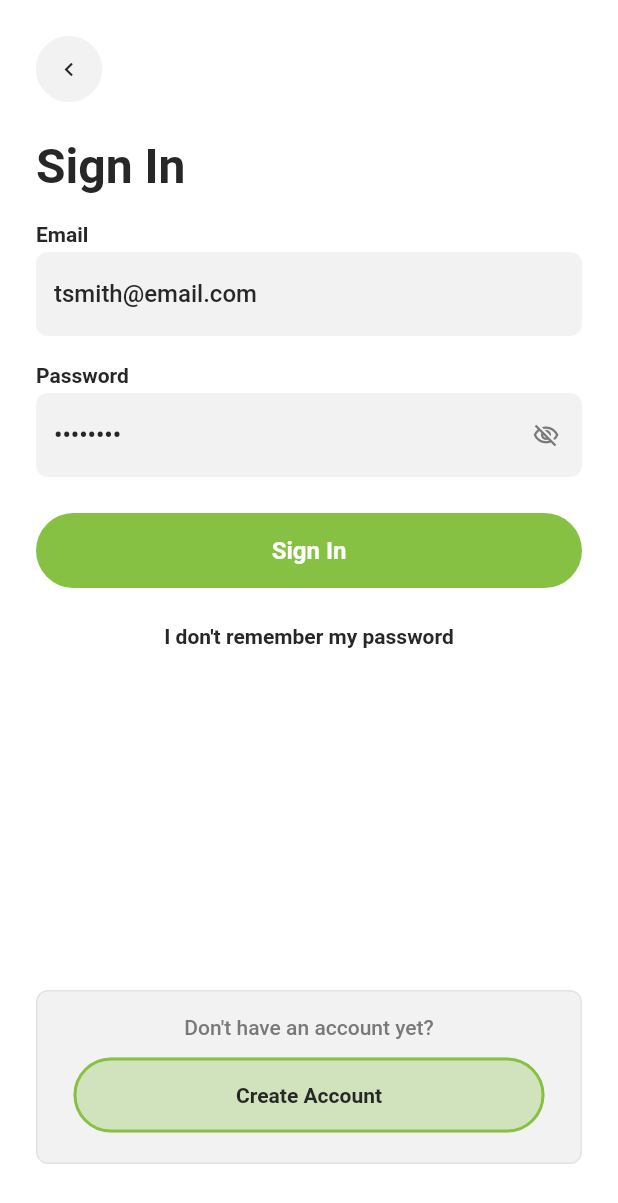
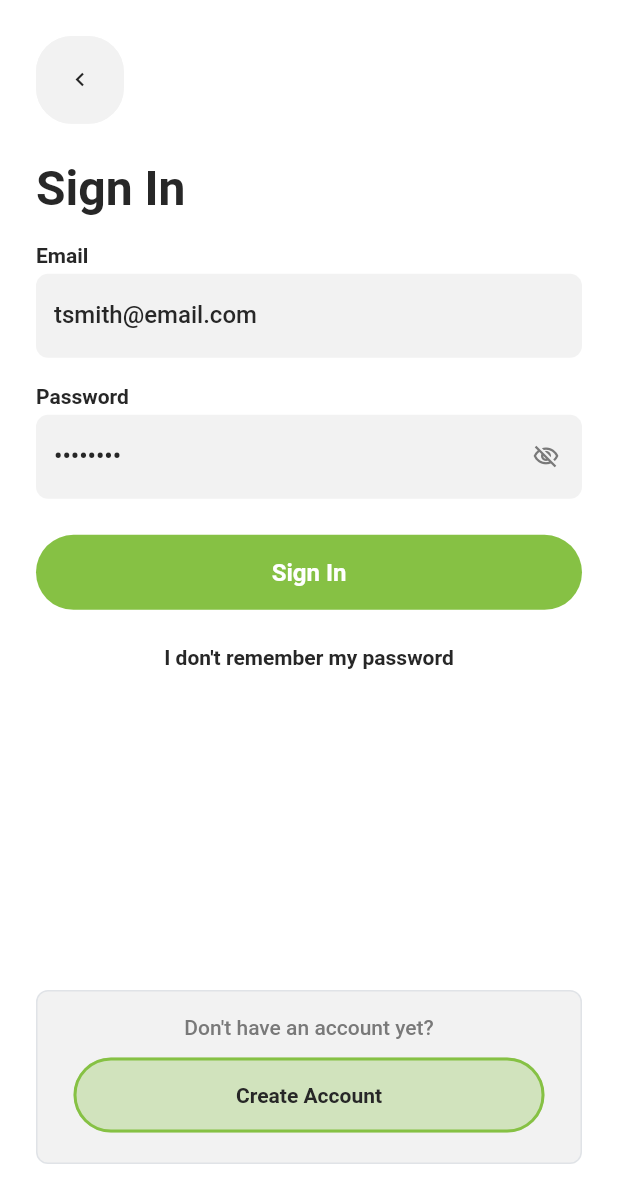
Before and after one commit to Supernova-45/EcoNomNom, a Flutter app: the screen it shows after launch, after a tap on an icon or button, on a phone screen of 412 x 824 dp. Shown: the top 1203 px of the screen. Run offline on Flutter 3.47's test engine with Material 3 defaults, Android fonts, the phone set to English and light mode, and no system bars; drawn by our look-alikes of auto_size_text; our stand-ins replace cloud_firestore, easy_debounce, file_picker, firebase_analytics, firebase_auth, firebase_core and 18 more; missing offline and left inert: json_path, mime_type; accounts and stored records are empty; network calls fail; Roboto replaces fonts that are missing (Ubuntu).

Commit message:
Updating to latest FlutterFlow output.

```diff
--- a/lib/components/custom_appbar_widget.dart
+++ b/lib/components/custom_appbar_widget.dart
@@ -68,7 +68,7 @@ class _CustomAppbarWidgetState extends State<CustomAppbarWidget> {
             borderColor: FlutterFlowTheme.of(context).secondaryBackground,
             borderRadius: 24.0,
             borderWidth: 1.0,
-            buttonSize: 44.0,
+            buttonSize: 58.58,
             fillColor: FlutterFlowTheme.of(context).secondaryBackground,
             icon: Icon(
               Icons.keyboard_arrow_left,
@@ -77,8 +77,9 @@ class _CustomAppbarWidgetState extends State<CustomAppbarWidget> {
             ),
             onPressed: () async {
               logFirebaseEvent('CUSTOM_APPBAR_keyboard_arrow_left_ICN_ON');
-              logFirebaseEvent('IconButton_navigate_back');
-              context.safePop();
+              logFirebaseEvent('IconButton_navigate_to');
+
+              context.pushNamed('Dashboard');
             },
           ),
         Row(
--- a/lib/pages/meals/upload_image/upload_image_widget.dart
+++ b/lib/pages/meals/upload_image/upload_image_widget.dart
@@ -71,12 +71,11 @@ class _UploadImageWidgetState extends State<UploadImageWidget> {
                           EdgeInsetsDirectional.fromSTEB(0.0, 20.0, 0.0, 10.0),
                       child: Text(
                         'What do you want to eat?',
+                        textAlign: TextAlign.center,
                         style:
                             FlutterFlowTheme.of(context).displaySmall.override(
                                   fontFamily: 'Ubuntu',
-                                  fontSize: 27.0,
                                   letterSpacing: 0.0,
-                                  fontWeight: FontWeight.bold,
                                 ),
                       ),
                     ),
@@ -195,7 +194,8 @@ class _UploadImageWidgetState extends State<UploadImageWidget> {
                                     height:
                                         MediaQuery.sizeOf(context).height * 0.9,
                                     decoration: BoxDecoration(
-                                      color: Color(0x33000000),
+                                      color: FlutterFlowTheme.of(context)
+                                          .alternate,
                                       borderRadius: BorderRadius.only(
                                         bottomLeft: Radius.circular(10.0),
                                         bottomRight: Radius.circular(10.0),
--- a/lib/pages/onboarding/splash/splash_model.dart
+++ b/lib/pages/onboarding/splash/splash_model.dart
@@ -1,11 +1,15 @@
+import '/flutter_flow/flutter_flow_animations.dart';
 import '/flutter_flow/flutter_flow_theme.dart';
 import '/flutter_flow/flutter_flow_util.dart';
 import '/flutter_flow/flutter_flow_widgets.dart';
+import 'dart:math';
 import 'dart:ui';
 import 'splash_widget.dart' show SplashWidget;
 import 'package:flutter/gestures.dart';
 import 'package:flutter/material.dart';
+import 'package:flutter/scheduler.dart';
 import 'package:flutter/services.dart';
+import 'package:flutter_animate/flutter_animate.dart';
 import 'package:google_fonts/google_fonts.dart';
 import 'package:provider/provider.dart';
 
--- a/lib/pages/onboarding/splash/splash_widget.dart
+++ b/lib/pages/onboarding/splash/splash_widget.dart
@@ -1,10 +1,14 @@
+import '/flutter_flow/flutter_flow_animations.dart';
 import '/flutter_flow/flutter_flow_theme.dart';
 import '/flutter_flow/flutter_flow_util.dart';
 import '/flutter_flow/flutter_flow_widgets.dart';
+import 'dart:math';
 import 'dart:ui';
 import 'package:flutter/gestures.dart';
 import 'package:flutter/material.dart';
+import 'package:flutter/scheduler.dart';
 import 'package:flutter/services.dart';
+import 'package:flutter_animate/flutter_animate.dart';
 import 'package:google_fonts/google_fonts.dart';
 import 'package:provider/provider.dart';
 import 'splash_model.dart';
@@ -17,10 +21,13 @@ class SplashWidget extends StatefulWidget {
   State<SplashWidget> createState() => _SplashWidgetState();
 }
 
-class _SplashWidgetState extends State<SplashWidget> {
+class _SplashWidgetState extends State<SplashWidget>
+    with TickerProviderStateMixin {
   late SplashModel _model;
 
   final scaffoldKey = GlobalKey<ScaffoldState>();
+
+  final animationsMap = <String, AnimationInfo>{};
 
   @override
   void initState() {
@@ -28,6 +35,21 @@ class _SplashWidgetState extends State<SplashWidget> {
     _model = createModel(context, () => SplashModel());
 
     logFirebaseEvent('screen_view', parameters: {'screen_name': 'Splash'});
+    animationsMap.addAll({
+      'imageOnPageLoadAnimation': AnimationInfo(
+        trigger: AnimationTrigger.onPageLoad,
+        effectsBuilder: () => [
+          ScaleEffect(
+            curve: Curves.easeIn,
+            delay: 210.0.ms,
+            duration: 1090.0.ms,
+            begin: Offset(2.0, 2.0),
+            end: Offset(1.0, 1.0),
+          ),
+        ],
+      ),
+    });
+
     WidgetsBinding.instance.addPostFrameCallback((_) => safeSetState(() {}));
   }
 
@@ -47,17 +69,17 @@ class _SplashWidgetState extends State<SplashWidget> {
       },
       child: Scaffold(
         key: scaffoldKey,
-        backgroundColor: Color(0xFFBBCFB4),
+        backgroundColor: Color(0x99D6F4CD),
         body: SafeArea(
           top: true,
           child: Stack(
             children: [
               Opacity(
-                opacity: 0.3,
+                opacity: 0.4,
                 child: Align(
                   alignment: AlignmentDirectional(0.0, 0.0),
                   child: ClipRRect(
-                    borderRadius: BorderRadius.circular(8.0),
+                    borderRadius: BorderRadius.circular(0.0),
                     child: Image.asset(
                       'assets/images/economnom_background.png',
                       width: 1558.9,
@@ -81,11 +103,17 @@ class _SplashWidgetState extends State<SplashWidget> {
                           mainAxisSize: MainAxisSize.max,
                           mainAxisAlignment: MainAxisAlignment.center,
                           children: [
-                            Container(
+                            Align(
+                              alignment: AlignmentDirectional(0.0, 0.0),
+                              child: Padding(
+                                padding: EdgeInsetsDirectional.fromSTEB(
+                                    0.0, 100.0, 0.0, 0.0),
+                                child: Container(
                                   width: 200.0,
                                   height: 200.0,
                                   decoration: BoxDecoration(
-                                color: FlutterFlowTheme.of(context).tertiary,
+                                    color:
+                                        FlutterFlowTheme.of(context).tertiary,
                                     shape: BoxShape.circle,
                                   ),
                                   child: ClipRRect(
@@ -95,6 +123,9 @@ class _SplashWidgetState extends State<SplashWidget> {
                                       width: 212.4,
                                       height: 259.8,
                                       fit: BoxFit.contain,
+                                    ),
+                                  ).animateOnPageLoad(animationsMap[
+                                      'imageOnPageLoadAnimation']!),
                                 ),
                               ),
                             ),
```
Also changed, not shown: lib/components/meal_card/meal_card_widget.dart (+8 -4 lines), lib/pages/meals/dashboard/dashboard_widget.dart (+16 -6 lines), lib/pages/meals/meal_details/meal_details_widget.dart (+74 -106 lines), lib/pages/onboarding/onboarding_slideshow/onboarding_slideshow_widget.dart (+9 -1 lines). Lines whose indentation alone changed are shown as unchanged.
